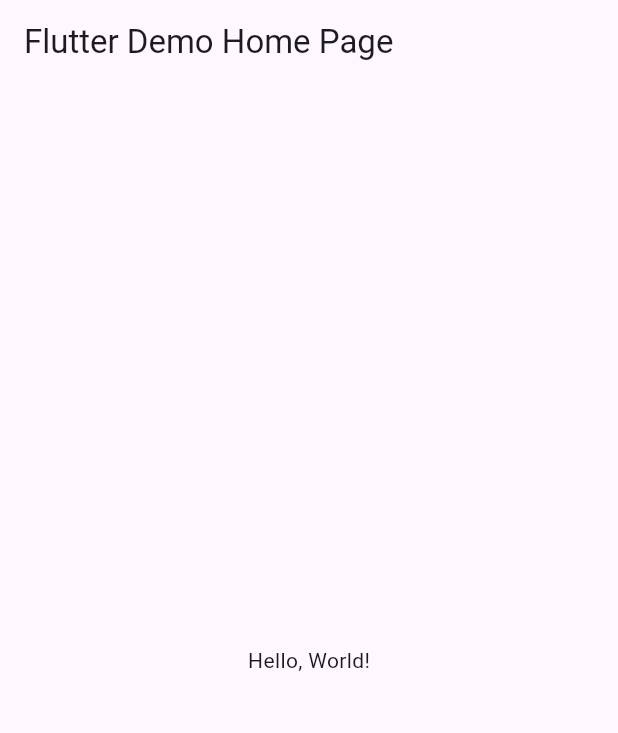
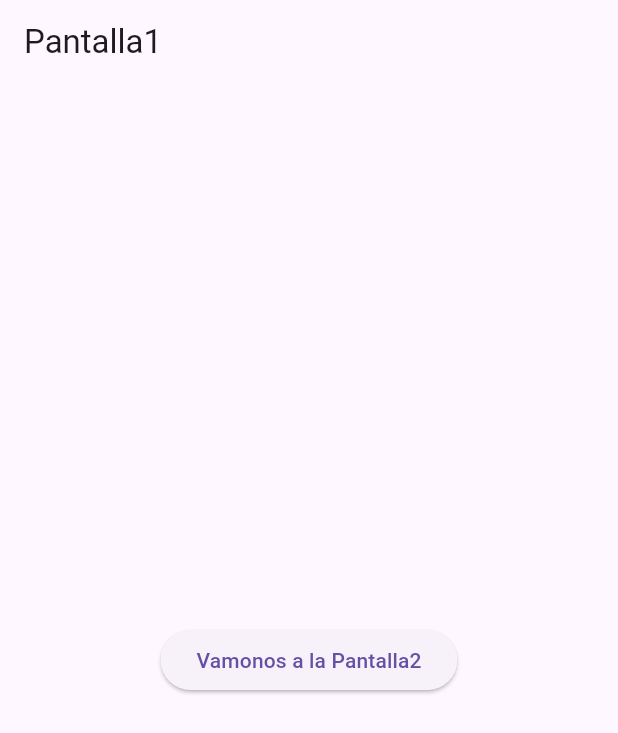
Before and after one commit to Chris12066/p12-entrepag-6I, a Flutter app: the screen it shows after launch, on a phone screen of 412 x 824 dp. Shown: the top 733 px of the screen. Run offline on Flutter 3.47's test engine with Material 3 defaults, Android fonts, the phone set to English and light mode, and no system bars.

```diff
--- a/lib/main.dart
+++ b/lib/main.dart
@@ -1,43 +1,22 @@
 import 'package:flutter/material.dart';
+import 'package:alcantara/pantalla1.dart';
+import 'package:alcantara/pantalla2.dart';
 
-void main() => runApp(MyApp());
+void main() => runApp(RutasPaginas());
 
-class MyApp extends StatelessWidget {
-  const MyApp({super.key});
-  // This widget is the root of your application.
+class RutasPaginas extends StatelessWidget {
+  const RutasPaginas({Key? key}) : super(key: key);
+
   @override
   Widget build(BuildContext context) {
     return MaterialApp(
-      // Application name
-      title: 'Flutter Hello World',
-      // Application theme data, you can set the colors for the application as
-      // you want
-      theme: ThemeData(
-        // useMaterial3: true,
-        primarySwatch: Colors.blue,
-      ),
-      // A widget which will be started on application startup
-      home: MyHomePage(title: 'Flutter Demo Home Page'),
-    );
-  }
-}
-
-class MyHomePage extends StatelessWidget {
-  final String title;
-  const MyHomePage({super.key, required this.title});
-
-  @override
-  Widget build(BuildContext context) {
-    return Scaffold(
-      appBar: AppBar(
-        // The title text which will be shown on the action bar
-        title: Text(title),
-      ),
-      body: Center(
-        child: Text(
-          'Hello, World!',
-        ),
-      ),
-    );
-  }
-}
+      debugShowCheckedModeBanner: false,
+      title: "App entre paginas",
+      initialRoute: "/",
+      routes: {
+        "/": (context) => Pantalla1(),
+        "/pantalla2": (context) => Pantalla2(),
+      }, //navegacion entre paginas
+    ); //fin material
+  } //clase ruta pagina
+} //fin rutas paginas
--- /dev/null
+++ b/lib/pantalla1.dart
@@ -0,0 +1,24 @@
+import 'package:flutter/material.dart';
+import 'package:alcantara/pantalla2.dart';
+
+class Pantalla1 extends StatelessWidget {
+  const Pantalla1({Key? key}) : super(key: key);
+
+  @override
+  Widget build(BuildContext context) {
+    return Scaffold(
+      appBar: AppBar(
+        title: const Text('Pantalla1'),
+      ),
+      body: Center(
+        child: ElevatedButton(
+          child: const Text("Vamonos a la Pantalla2"),
+          onPressed: () {
+            Navigator.pushNamed(context, "/pantalla2",
+                arguments: "Mensa de pantalla1");
+          },
+        ),
+      ),
+    );
+  } //widget
+} //fin clase pantalla1
```
Also changed, not shown: lib/pantalla2.dart (added, +30 -0 lines).
